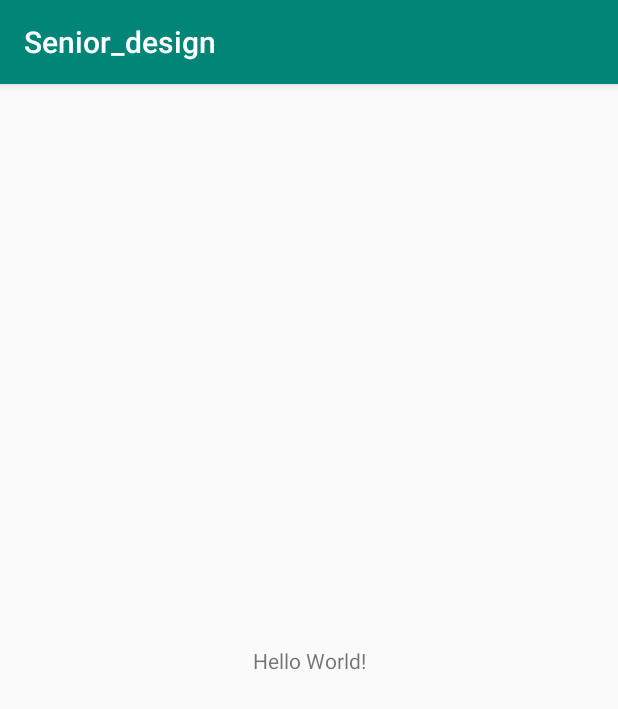
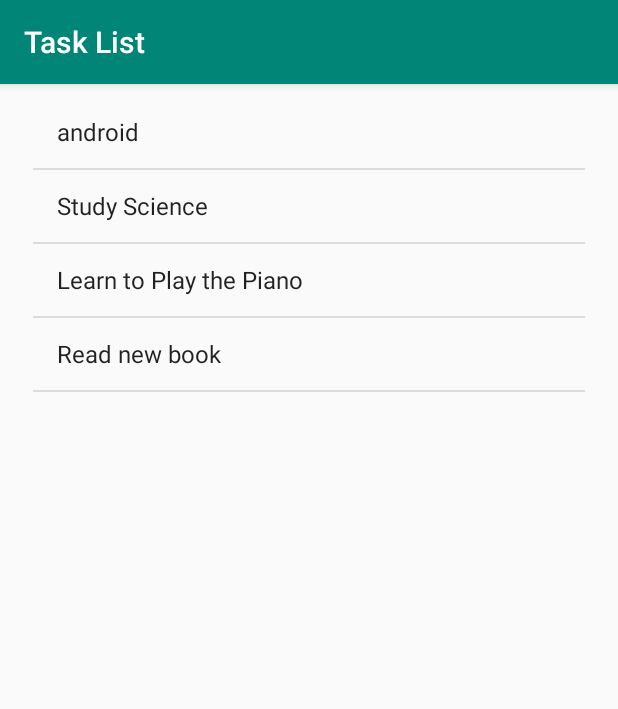
Before and after one commit to MarkWatson95/Senior_Design, an Android app: the screen it shows after launch (MainActivity), on a phone screen of 412 x 824 dp. Shown: the top 709 px of the screen. Run offline under Robolectric (Android 15) with nearby library versions, the phone set to English and light mode, and no system bars.

Commit message:
Basic ListView structure for Task List page

```diff
--- a/app/build.gradle
+++ b/app/build.gradle
@@ -25,4 +25,5 @@ dependencies {
     testImplementation 'junit:junit:4.12'
     androidTestImplementation 'com.android.support.test:runner:1.0.2'
     androidTestImplementation 'com.android.support.test.espresso:espresso-core:3.0.2'
+    implementation 'com.android.support:support-v4:28.0.0'
 }
--- a/app/src/main/AndroidManifest.xml
+++ b/app/src/main/AndroidManifest.xml
@@ -5,7 +5,7 @@
     <application
         android:allowBackup="true"
         android:icon="@mipmap/ic_launcher"
-        android:label="@string/app_name"
+        android:label="@string/tasks"
         android:roundIcon="@mipmap/ic_launcher_round"
         android:supportsRtl="true"
         android:theme="@style/AppTheme">
--- a/app/src/main/java/com/example/mark/senior_design/MainActivity.java
+++ b/app/src/main/java/com/example/mark/senior_design/MainActivity.java
@@ -2,12 +2,34 @@ package com.example.mark.senior_design;
 
 import android.support.v7.app.AppCompatActivity;
 import android.os.Bundle;
+import android.widget.ArrayAdapter;import android.widget.ListView;
+import java.util.ArrayList;
 
 public class MainActivity extends AppCompatActivity {
+
+
+    ListView lv;
 
     @Override
     protected void onCreate(Bundle savedInstanceState) {
         super.onCreate(savedInstanceState);
         setContentView(R.layout.activity_main);
+
+
+        lv = (ListView) findViewById(R.id.listview);
+
+        ArrayList<String> arrayList = new ArrayList<String>();
+
+        arrayList.add("android");
+        arrayList.add("Study Science");
+        arrayList.add("Learn to Play the Piano");
+        arrayList.add("Read new book");
+
+
+        ArrayAdapter AA = new ArrayAdapter(this,android.R.layout.simple_list_item_1,arrayList);
+
+        lv.setAdapter(AA);
     }
+
+
 }
--- a/app/src/main/res/layout/activity_main.xml
+++ b/app/src/main/res/layout/activity_main.xml
@@ -6,13 +6,12 @@
     android:layout_height="match_parent"
     tools:context=".MainActivity">
 
-    <TextView
-        android:layout_width="wrap_content"
-        android:layout_height="wrap_content"
-        android:text="Hello World!"
-        app:layout_constraintBottom_toBottomOf="parent"
-        app:layout_constraintLeft_toLeftOf="parent"
-        app:layout_constraintRight_toRightOf="parent"
+    <ListView
+        android:id="@+id/listview"
+        android:layout_width="368dp"
+        android:layout_height="387dp"
+        android:layout_marginTop="8dp"
+        app:layout_constraintEnd_toEndOf="parent"
+        app:layout_constraintStart_toStartOf="parent"
         app:layout_constraintTop_toTopOf="parent" />
-
 </android.support.constraint.ConstraintLayout>
--- a/app/src/main/res/values/strings.xml
+++ b/app/src/main/res/values/strings.xml
@@ -1,3 +1,5 @@
 <resources>
     <string name="app_name">Senior_design</string>
+    <string name="hello">Hello, World!</string>
+    <string name="tasks">Task List</string>
 </resources>
--- a/build.gradle
+++ b/build.gradle
@@ -7,7 +7,7 @@ buildscript {
         jcenter()
     }
     dependencies {
-        classpath 'com.android.tools.build:gradle:3.2.0'
+        classpath 'com.android.tools.build:gradle:3.2.1'
 
 
         // NOTE: Do not place your application dependencies here; they belong
```
